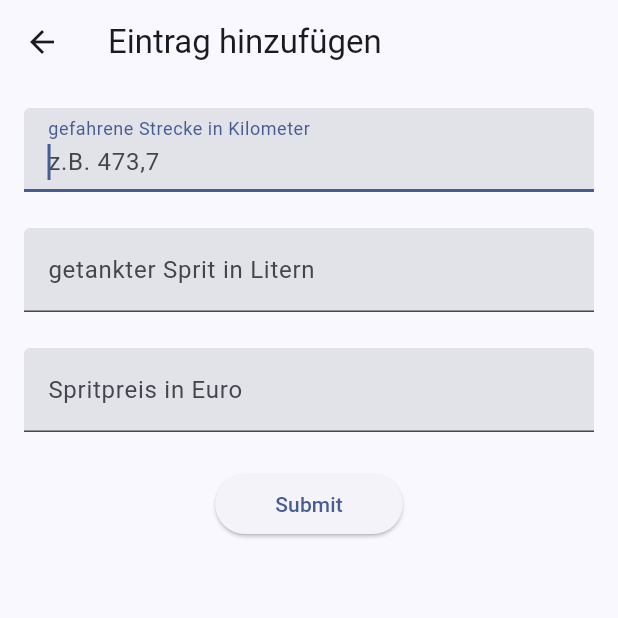
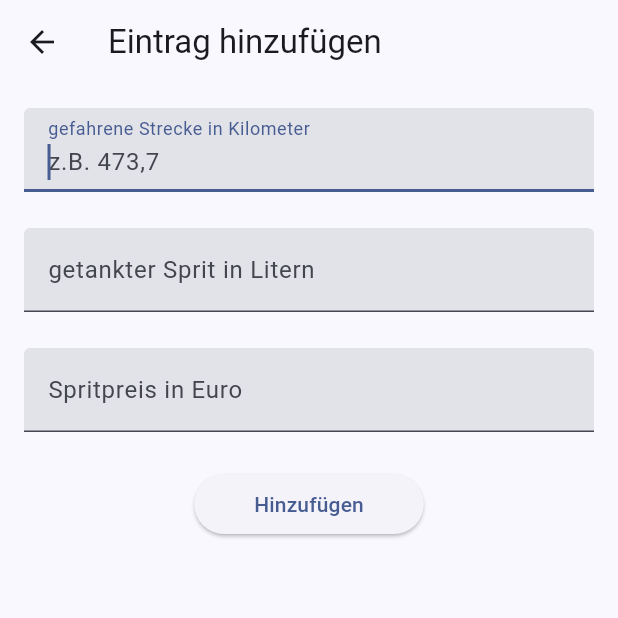
Before and after one commit to RedCommander735/Spritverbrauch, a Flutter app: the screen it shows after launch, tab 2 chosen, after a tap on the "add" icon, on a phone screen of 412 x 824 dp, the top half of it. Run offline on Flutter 3.47's test engine with Material 3 defaults, Android fonts, the phone set to English and light mode, and no system bars; drawn by our look-alikes of dynamic_color; our stand-ins replace sqflite; missing offline and left inert: icon_decoration; accounts and stored records are empty.

Commit message:
Finished version 1.0

```diff
--- a/lib/DetailsView.dart
+++ /dev/null
@@ -1,51 +0,0 @@
-import 'package:flutter/material.dart';
-import 'package:spritverbrauch/ListItem.dart';
-import 'package:spritverbrauch/sqlite_service.dart';
-
-class DetailsListView extends StatefulWidget {
-  const DetailsListView({super.key});
-
-  @override
-  State<DetailsListView> createState() => DetailsListViewState();
-}
-
-class DetailsListViewState extends State<DetailsListView> {
-  late SqliteService _sqliteService;
-
-  List<ListEntity> _items = [];
-
-  @override
-  void initState() {
-    super.initState();
-    _sqliteService = SqliteService();
-    _sqliteService.initDB().whenComplete(() async {
-      final data = await _sqliteService.getItems();
-      setState(() {
-        _items = data;
-      });
-    });
-  }
-
-  @override
-  Widget build(BuildContext context) {
-    return FractionallySizedBox(
-      widthFactor: 0.95,
-      child: ListView.builder(
-        itemCount: _items.length,
-        itemBuilder: (context, index) {
-          return ListItem(
-            item: _items[index],
-            update: update,
-          );
-        },
-      ),
-    );
-  }
-
-  void update() async {
-    final data = await _sqliteService.getItems();
-    setState(() {
-      _items = data;
-    });
-  }
-}
--- a/lib/Overview.dart
+++ b/lib/Overview.dart
@@ -1,5 +1,8 @@
 import 'package:flutter/material.dart';
-import 'package:spritverbrauch/CompoundIcon.dart';
+import 'package:provider/provider.dart';
+import 'package:spritverbrauch/compound_icon.dart';
+import 'package:spritverbrauch/item_list_model.dart';
+import 'package:spritverbrauch/list_item.dart';
 
 class Overview extends StatelessWidget {
   static const padding = 10.0;
@@ -12,14 +15,72 @@ class Overview extends StatelessWidget {
   @override
   Widget build(BuildContext context) {
     const textStyle = TextStyle(fontSize: textSize);
+    Provider.of<ItemListModel>(context, listen: false).load();
+    return Consumer<ItemListModel>(
+      builder: (BuildContext context, ItemListModel value, Widget? child) {
+        var items = value.items;
 
-    return const Column(
+        double lpk = 0.0;
+        double price = 0.0;
+        double dist = 0.0;
+        double ppl = 0.0;
+        double ppk = 0.0;
+
+        if (items.isNotEmpty) {
+          List<double> litersPerKilometer = [];
+          List<double> priceTotal = [];
+          List<double> distance = [];
+          List<double> liters = [];
+
+          for (var element in items) {
+            litersPerKilometer.add(element.litersPerKilometer);
+            priceTotal.add(element.priceTotal);
+            distance.add(element.distance);
+            liters.add(element.fuelInLiters);
+          }
+
+          lpk = roundDouble(
+              (litersPerKilometer.fold(0.0,
+                      (previousValue, element) => previousValue + element)) /
+                  litersPerKilometer.length *
+                  100,
+              2);
+
+          price = roundDouble(
+              (priceTotal.fold(0.0,
+                      (previousValue, element) => previousValue + element)) /
+                  priceTotal.length,
+              2);
+
+          dist = roundDouble(
+              (distance.fold(0.0,
+                      (previousValue, element) => previousValue + element)) /
+                  distance.length,
+              2);
+
+          ppl = roundDouble(
+              (priceTotal.fold(0.0,
+                      (previousValue, element) => previousValue + element)) /
+                  (liters.fold(0.0,
+                      (previousValue, element) => previousValue + element)),
+              3);
+
+          ppk = roundDouble(
+              (priceTotal.fold(0.0,
+                      (previousValue, element) => previousValue + element)) /
+                  (distance.fold(0.0,
+                      (previousValue, element) => previousValue + element)),
+              3);
+        }
+
+        return Column(
           mainAxisSize: MainAxisSize.max,
           crossAxisAlignment: CrossAxisAlignment.center,
           children: [
+            // Liter pro 100 km
             OverviewElement(
-          "8,16 L/km",
-          CompoundIcon(
+              "$lpk L/km",
+              const CompoundIcon(
                 firstIcon: Icons.local_gas_station_outlined,
                 secondIcon: Icons.route_outlined,
                 size: iconSize,
@@ -29,8 +90,8 @@ class Overview extends StatelessWidget {
               iconSize: iconSize,
             ),
             OverviewElement(
-          "74,62 €",
-          Icon(
+              "$price €",
+              const Icon(
                 Icons.euro_outlined,
                 size: iconSize,
               ),
@@ -39,8 +100,8 @@ class Overview extends StatelessWidget {
               iconSize: iconSize,
             ),
             OverviewElement(
-          "525,1 km",
-          Icon(
+              "$dist km",
+              const Icon(
                 Icons.route_outlined,
                 size: iconSize,
               ),
@@ -49,8 +110,8 @@ class Overview extends StatelessWidget {
               iconSize: iconSize,
             ),
             OverviewElement(
-          "1,74 €/L",
-          CompoundIcon(
+              "$ppl €/L",
+              const CompoundIcon(
                 firstIcon: Icons.local_gas_station_outlined,
                 secondIcon: Icons.euro_outlined,
                 size: iconSize,
@@ -60,8 +121,8 @@ class Overview extends StatelessWidget {
               iconSize: iconSize,
             ),
             OverviewElement(
-          "0,14 €/km",
-          CompoundIcon(
+              "$ppk €/km",
+              const CompoundIcon(
                 firstIcon: Icons.route_outlined,
                 secondIcon: Icons.euro_outlined,
                 size: iconSize,
@@ -71,6 +132,8 @@ class Overview extends StatelessWidget {
               iconSize: iconSize,
             ),
           ],
+        );
+      },
     );
   }
 }
--- a/lib/addItem.dart
+++ b/lib/add_item.dart
@@ -1,9 +1,10 @@
 import 'package:flutter/material.dart';
+import 'package:provider/provider.dart';
+import 'package:spritverbrauch/item_list_model.dart';
 import 'package:spritverbrauch/sqlite_service.dart';
 
 class AddItem extends StatefulWidget {
-  final Function update;
-  const AddItem({super.key, required this.update});
+  const AddItem({super.key});
 
   @override
   State<AddItem> createState() => _AddItemState();
@@ -33,7 +34,7 @@ class _AddItemState extends State<AddItem> {
                   textInputAction: TextInputAction.next,
                   validator: (value) {
                     if (value!.isEmpty) {
-                      return 'Please enter an adjective.';
+                      return 'Bitte gültige Strecke eingeben.';
                     }
                     return null;
                   },
@@ -55,7 +56,7 @@ class _AddItemState extends State<AddItem> {
                   textInputAction: TextInputAction.next,
                   validator: (value) {
                     if (value!.isEmpty) {
-                      return 'Please enter a noun.';
+                      return 'Bitte gültige Menge eingeben';
                     }
                     return null;
                   },
@@ -76,7 +77,7 @@ class _AddItemState extends State<AddItem> {
                   textInputAction: TextInputAction.done,
                   validator: (value) {
                     if (value!.isEmpty) {
-                      return 'Please enter a noun.';
+                      return 'Bitte gültigen Preis eingeben';
                     }
                     return null;
                   },
@@ -96,7 +97,7 @@ class _AddItemState extends State<AddItem> {
                 ElevatedButton(
                   child: const Padding(
                     padding: EdgeInsets.only(left: 16, right: 16),
-                    child: Text('Submit'),
+                    child: Text('Hinzufügen'),
                   ),
                   onPressed: () {
                     // Validate the form by getting the FormState from the GlobalKey
@@ -123,13 +124,15 @@ class _AddItemState extends State<AddItem> {
 
                     sqlitesevice.createItem(item);
 
+                    Provider.of<ItemListModel>(context, listen: false)
+                        .add(item);
+
                     ScaffoldMessenger.of(context).showSnackBar(const SnackBar(
                       content: Text("Eintrag hinzugefügt"),
                       showCloseIcon: true,
                     ));
 
                     Navigator.of(context).pop();
-                    widget.update();
                   },
                 ),
               ],
--- /dev/null
+++ b/lib/details_view.dart
@@ -0,0 +1,31 @@
+import 'package:flutter/material.dart';
+import 'package:provider/provider.dart';
+import 'package:spritverbrauch/item_list_model.dart';
+import 'package:spritverbrauch/list_item.dart';
+
+class DetailsListView extends StatefulWidget {
+  const DetailsListView({super.key});
+
+  @override
+  State<DetailsListView> createState() => DetailsListViewState();
+}
+
+class DetailsListViewState extends State<DetailsListView> {
+  @override
+  Widget build(BuildContext context) {
+    return Consumer<ItemListModel>(
+      builder: (BuildContext context, ItemListModel value, Widget? child) {
+        var items = value.items;
+        return FractionallySizedBox(
+          widthFactor: 0.95,
+          child: ListView.builder(
+            itemCount: items.length,
+            itemBuilder: (context, index) {
+              return ListItem(item: items[index]);
+            },
+          ),
+        );
+      },
+    );
+  }
+}
--- /dev/null
+++ b/lib/item_list_model.dart
@@ -0,0 +1,39 @@
+import 'dart:collection';
+
+import 'package:flutter/material.dart';
+import 'package:spritverbrauch/sqlite_service.dart';
+
+class ItemListModel extends ChangeNotifier {
+  /// Internal, private state of the cart.
+  List<ListEntity> _items = [];
+
+  /// An unmodifiable view of the items in the cart.
+  UnmodifiableListView<ListEntity> get items => UnmodifiableListView(_items);
+
+  void load() async {
+    var sqlitesevice = SqliteService();
+    var list = await sqlitesevice.getItems();
+    _items = list;
+    // This call tells the widgets that are listening to this model to rebuild.
+    notifyListeners();
+  }
+
+  /// Adds [item] to cart. This and [removeAll] are the only ways to modify the
+  /// cart from the outside.
+  void add(ListEntity item) {
+    var sqlitesevice = SqliteService();
+    sqlitesevice.createItem(item);
+    _items.add(item);
+    // This call tells the widgets that are listening to this model to rebuild.
+    notifyListeners();
+  }
+
+  /// Removes all items from the cart.
+  void remove(ListEntity item) {
+    var sqlitesevice = SqliteService();
+    sqlitesevice.deleteItem(item.id);
+    _items.remove(item);
+    // This call tells the widgets that are listening to this model to rebuild.
+    notifyListeners();
+  }
+}
--- a/lib/main.dart
+++ b/lib/main.dart
@@ -2,13 +2,18 @@ import 'package:dynamic_color/dynamic_color.dart';
 
 import 'package:flutter/material.dart';
 import 'package:flutter/services.dart';
+import 'package:spritverbrauch/item_list_model.dart';
 
-import 'package:spritverbrauch/Overview.dart';
-import 'package:spritverbrauch/DetailsView.dart';
-import 'package:spritverbrauch/addItem.dart';
+import 'package:spritverbrauch/overview.dart';
+import 'package:spritverbrauch/details_view.dart';
+import 'package:spritverbrauch/add_item.dart';
+
+import 'package:provider/provider.dart';
 
 void main() {
-  runApp(const Spritpreise());
+  runApp(ChangeNotifierProvider(
+      create: (BuildContext context) => ItemListModel(),
+      child: const Spritpreise()));
 }
 
 class Spritpreise extends StatefulWidget {
@@ -25,14 +30,6 @@ class Spritpreise extends StatefulWidget {
 }
 
 class _SpritpreiseState extends State<Spritpreise> {
-  final GlobalKey<DetailsListViewState> _key = GlobalKey();
-
-// TODO ???????
-  void update() {
-    _key.currentState!.update();
-    print("test");
-  }
-
   @override
   Widget build(BuildContext context) {
     if (MediaQuery.of(context).platformBrightness == Brightness.light) {
@@ -49,6 +46,8 @@ class _SpritpreiseState extends State<Spritpreise> {
       ));
     }
     // SystemChrome.setEnabledSystemUIMode(SystemUiMode.immersiveSticky);
+
+    Provider.of<ItemListModel>(context, listen: false).load();
 
     return DynamicColorBuilder(builder: (lightColorScheme, darkColorScheme) {
       return MaterialApp(
@@ -69,10 +68,7 @@ class _SpritpreiseState extends State<Spritpreise> {
                     onPressed: () {
                       Navigator.push(
                         context,
-                        MaterialPageRoute(
-                            builder: (context) => AddItem(
-                                  update: update,
-                                )),
+                        MaterialPageRoute(builder: (context) => AddItem()),
                       );
                     },
                   )),
--- a/lib/sqlite_service.dart
+++ b/lib/sqlite_service.dart
@@ -27,7 +27,8 @@ class SqliteService {
     final db = await initDB();
     final List<Map<String, Object?>> queryResult =
         await db.query('fuel_usage', orderBy: 'date');
-    return queryResult.map((e) => ListEntity.fromMap(e)).toList();
+    final list = queryResult.map((e) => ListEntity.fromMap(e)).toList();
+    return list.reversed.toList();
   }
 
   Future<void> deleteItem(int id) async {
--- a/pubspec.yaml
+++ b/pubspec.yaml
@@ -40,6 +40,7 @@ dependencies:
   dynamic_color: ^1.7.0
   sqflite: ^2.3.2
   path: ^1.9.0
+  provider: ^6.1.2
 
 dev_dependencies:
   flutter_test:
```
Also changed, not shown: lib/list_item.dart (renamed from lib/ListItem.dart, +8 -8 lines), lib/compound_icon.dart (renamed from lib/CompoundIcon.dart), pubspec.lock, 61 other files. Lines whose indentation alone changed are shown as unchanged.
